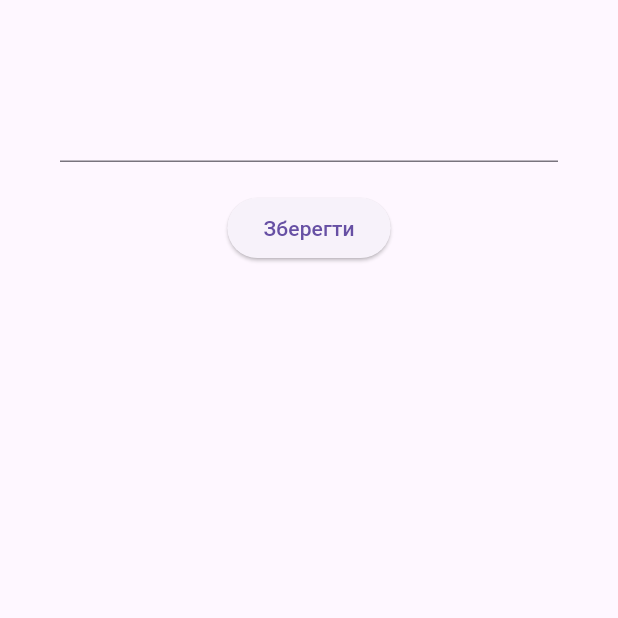
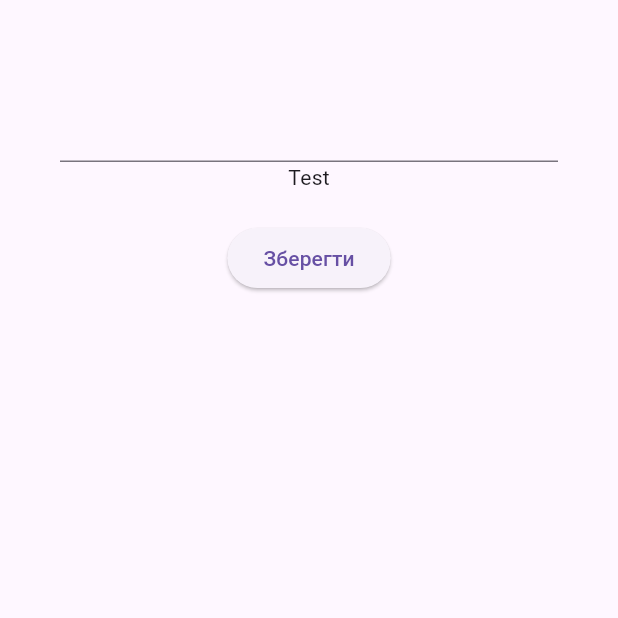
Before and after one commit to ErikaOlexandrivna/sharedpreferences, a Flutter app: the screen it shows after launch, on a phone screen of 412 x 824 dp, the top half of it. Run offline on Flutter 3.47's test engine with Material 3 defaults, Android fonts, the phone set to English and light mode, and no system bars; our stand-ins replace shared_preferences.

Commit message:
додала текст

```diff
--- a/lib/pages/home_page.dart
+++ b/lib/pages/home_page.dart
@@ -74,6 +74,7 @@ class _HomePageState extends State<HomePage> {
                   TextField(
                     controller: nameController,
                   ),
+                  const Text('Test'),
                   const SizedBox(height: 20),
                   ElevatedButton(
                     onPressed: addItemToList,
```
